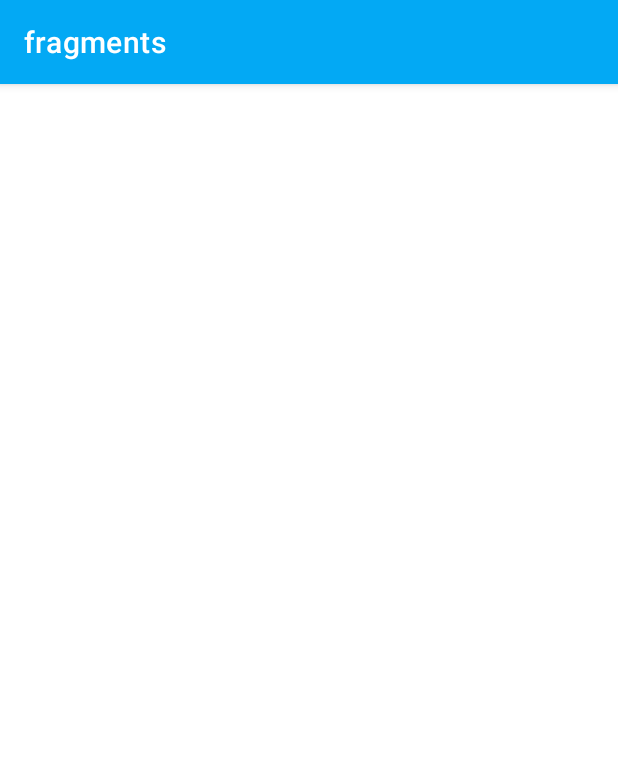
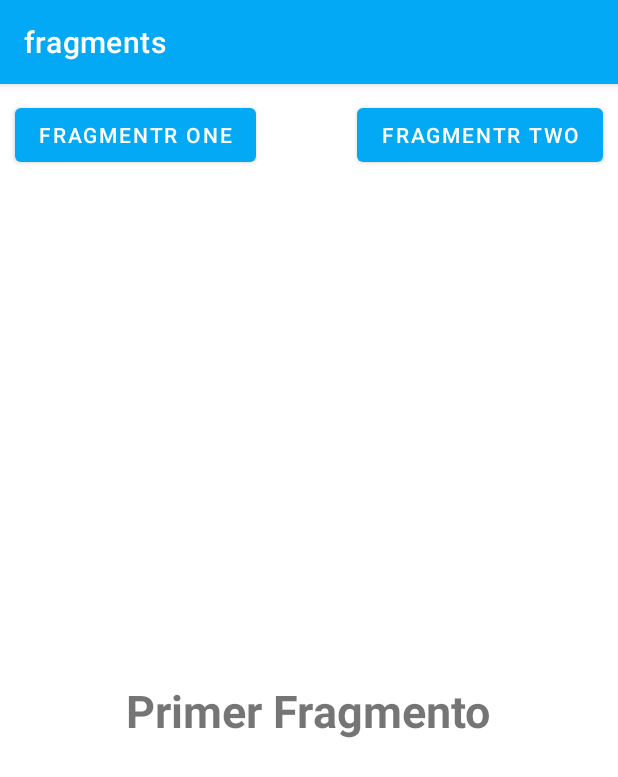
Before and after one commit to castilloroberto/fragments, an Android app: the screen it shows after launch (MainActivity), on a phone screen of 412 x 824 dp. Shown: the top 777 px of the screen. Run offline under Robolectric (Android 15) with nearby library versions, the phone set to English and light mode, and no system bars.

Commit message:
commit para agregar

```diff
--- a/app/src/main/res/layout/activity_main.xml
+++ b/app/src/main/res/layout/activity_main.xml
@@ -6,24 +6,27 @@
     android:layout_height="match_parent"
     tools:context=".MainActivity">
 
-   <Button
-       android:layout_margin="10dp"
-       android:layout_alignParentLeft="true"
-       android:id="@+id/btn_one"
-       android:text="Fragmentr one"
-       android:layout_width="wrap_content"
-       android:layout_height="wrap_content"/>
     <Button
+        android:id="@+id/btn_one"
+        android:layout_width="wrap_content"
+        android:layout_height="wrap_content"
+        android:layout_alignParentLeft="true"
         android:layout_margin="10dp"
+        android:text="Fragmentr one" />
+
+    <Button
+        android:id="@+id/btn_two"
+        android:layout_width="wrap_content"
+        android:layout_height="wrap_content"
         android:layout_alignParentRight="true"
-        android:id="@+id/btn_two"
-        android:text="Fragmentr two"
-        android:layout_width="wrap_content"
-        android:layout_height="wrap_content"/>
+        android:layout_margin="10dp"
+        android:text="Fragmentr two" />
+
     <fragment
-        android:layout_below="@+id/btn_one"
         android:id="@+id/fragment_main"
+        android:name="com.example.fragments.FirstFragment"
         android:layout_width="match_parent"
-        android:layout_height="match_parent"/>
+        android:layout_height="match_parent"
+        android:layout_below="@+id/btn_one" />
 
 </RelativeLayout>
```
